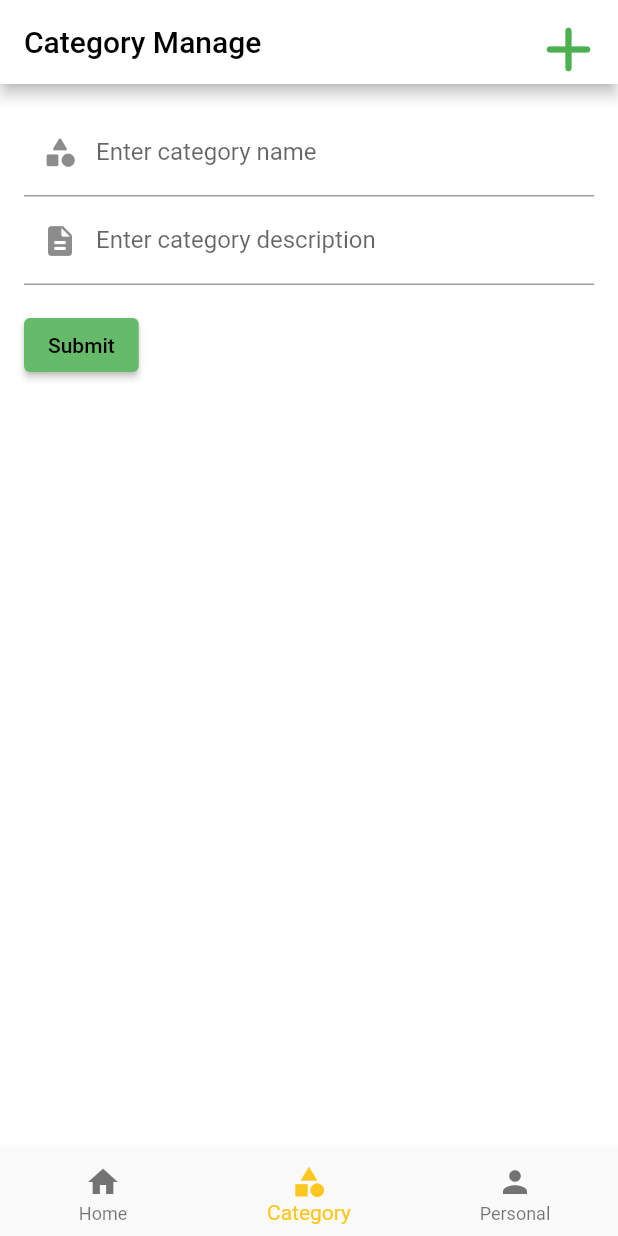
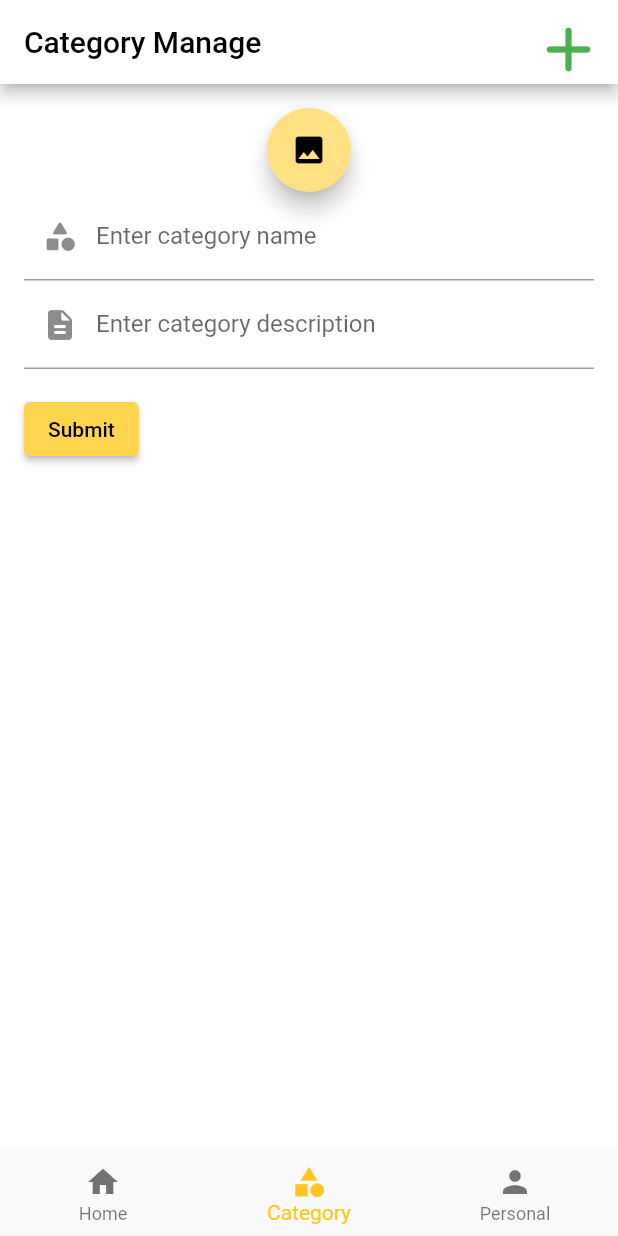
Before and after one commit to thanhliem-SE/flutter-demo-app, a Flutter app: the screen it shows after launch, item 2 of the bottom bar chosen, after a tap on the "add" icon, on a phone screen of 412 x 824 dp. Run offline on Flutter 3.47's test engine with Material 2 defaults, Android fonts, the phone set to English and light mode, and no system bars; our stand-ins replace flutter_staggered_animations, flutter_svg, image_picker, smooth_star_rating; network calls fail.

Commit message:
add form image

```diff
--- a/lib/views/forms/form_add_category.dart
+++ b/lib/views/forms/form_add_category.dart
@@ -1,6 +1,9 @@
+import 'dart:io';
+
 import 'package:flutter/material.dart';
 import 'package:food_ordering_app/models/category.dart';
 import 'package:food_ordering_app/service/category_service.dart';
+import 'package:image_picker/image_picker.dart';
 
 class FormAddCategory extends StatefulWidget {
   final Function(Category) notifyAddFrom;
@@ -15,6 +18,22 @@ class _FormAddCategoryState extends State<FormAddCategory> {
   final _formKey = GlobalKey<FormState>();
   final nameController = TextEditingController();
   final descriptionController = TextEditingController();
+
+  late File _image;
+
+  Future getImagefromGallery() async {
+    var image = await ImagePicker.pickImage(source: ImageSource.gallery);
+    setState(() {
+      _image = image;
+    });
+  }
+
+  Future getImagefromcamera() async {
+    var image = await ImagePicker.pickImage(source: ImageSource.camera);
+    setState(() {
+      _image = image;
+    });
+  }
 
   @override
   void initState() {
@@ -36,6 +55,14 @@ class _FormAddCategoryState extends State<FormAddCategory> {
         child: Column(
           crossAxisAlignment: CrossAxisAlignment.start,
           children: [
+            Center(
+              child: FloatingActionButton(
+                onPressed: getImagefromGallery,
+                tooltip: "Pick Image",
+                child: Icon(Icons.image),
+                backgroundColor: Colors.amber[200],
+              ),
+            ),
             TextFormField(
               controller: nameController,
               validator: (value) {
@@ -68,7 +95,7 @@ class _FormAddCategoryState extends State<FormAddCategory> {
               padding: const EdgeInsets.symmetric(vertical: 16.0),
               child: ElevatedButton(
                 style: ElevatedButton.styleFrom(
-                  primary: Colors.green[400],
+                  primary: Colors.amber[300],
                 ),
                 onPressed: () {
                   if (_formKey.currentState!.validate()) {
--- a/lib/views/manager/category_manage_screen.dart
+++ b/lib/views/manager/category_manage_screen.dart
@@ -78,7 +78,7 @@ class _CategoryManageState extends State<CategoryManage> {
         IconButton(
           onPressed: () {
             setState(() {
-              isShowForm = true;
+              isShowForm = !isShowForm;
             });
           },
           icon: const Icon(Icons.add_rounded),
--- a/pubspec.yaml
+++ b/pubspec.yaml
@@ -21,6 +21,7 @@ dependencies:
   flutter_staggered_animations: "^1.0.0"
   image_picker: ^0.6.6+5
   video_player: ^2.2.14
+  path: ^1.8.0
 
 dev_dependencies:
   # Your other dev_dependencies here
```
Also changed, not shown: pubspec.lock, 1 other file.
